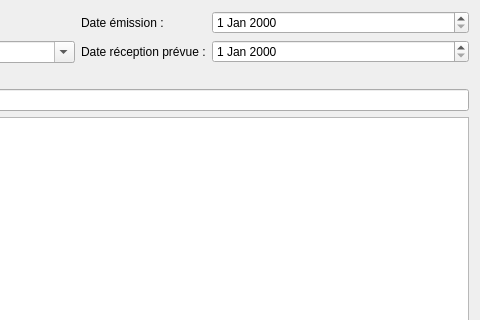
First picture: the form in views/ui/command-form.ui, repository mono57/libsoft, before the edit; both pictures show x 324 to 804 and y 0 to 320 of the 804 by 528 pixel window.
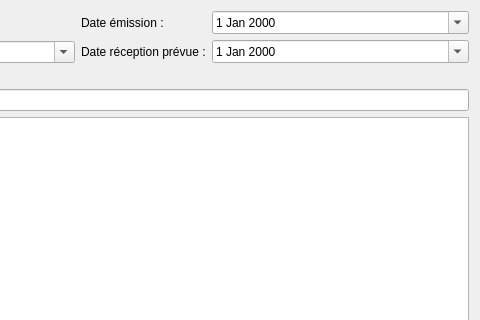
Second picture: the form after the edit.

```diff
--- a/views/ui/command-form.ui
+++ b/views/ui/command-form.ui
@@ -59,10 +59,18 @@
           </widget>
          </item>
          <item row="0" column="1">
-          <widget class="QDateEdit" name="dateEditEmission"/>
+          <widget class="QDateEdit" name="dateEditEmission">
+           <property name="calendarPopup">
+            <bool>true</bool>
+           </property>
+          </widget>
          </item>
          <item row="1" column="1">
-          <widget class="QDateEdit" name="dateEditReception"/>
+          <widget class="QDateEdit" name="dateEditReception">
+           <property name="calendarPopup">
+            <bool>true</bool>
+           </property>
+          </widget>
          </item>
         </layout>
        </item>
```
